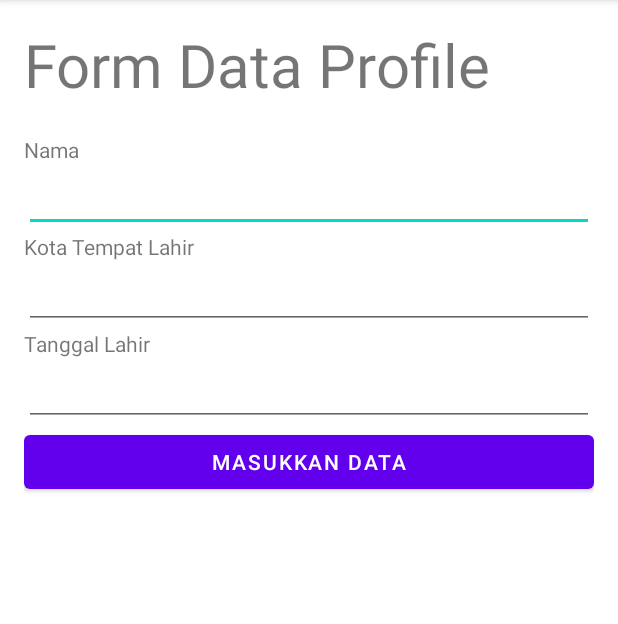
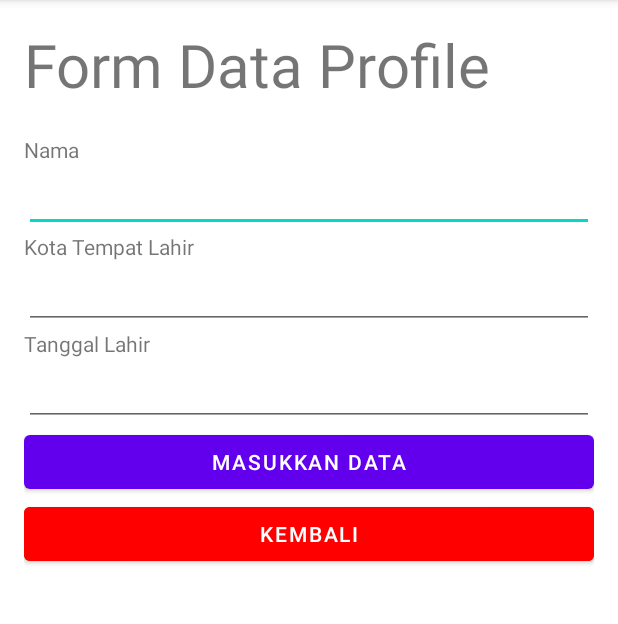
Before and after one commit to BenhardSim/Form-Andorid, an Android app: the MainActivity screen opened directly, with no data from a screen before it, on a phone screen of 412 x 824 dp, the part 84-708 px from its top. Run offline under Robolectric (Android 15) with nearby library versions, the phone set to English and light mode, and no system bars.

Commit message:
add back button

```diff
--- a/app/src/main/java/com/example/simpleform/MainActivity.kt
+++ b/app/src/main/java/com/example/simpleform/MainActivity.kt
@@ -15,10 +15,18 @@ class MainActivity : AppCompatActivity(), View.OnClickListener {
 
         val btnSubmit: Button = findViewById(R.id.btn_submit)
         btnSubmit.setOnClickListener(this)
+
+        val btnBack: Button = findViewById(R.id.btn_kembali)
+        btnBack.setOnClickListener(this)
     }
 
     override fun onClick(v: View?) {
         when(v?.id){
+            R.id.btn_kembali->{
+                val moveMainHasilIntent = Intent(this@MainActivity, WelcomeActivity::class.java)
+                startActivity(moveMainHasilIntent)
+            }
+
             R.id.btn_submit -> {
                 val moveMainHasilIntent = Intent(this@MainActivity, HasilActivity::class.java)
                 val inputanNama: EditText = findViewById(R.id.input_nama)
--- a/app/src/main/res/layout/activity_main.xml
+++ b/app/src/main/res/layout/activity_main.xml
@@ -61,7 +61,13 @@
         android:layout_marginBottom="100dp"
         android:layout_width="match_parent"
         android:layout_height="wrap_content"/>
-
+    <Button
+        android:id="@+id/btn_kembali"
+        android:layout_width="match_parent"
+        android:layout_height="wrap_content"
+        app:layout_constraintTop_toBottomOf="@id/btn_submit"
+        android:backgroundTint="#FF0000"
+        android:text="@string/kembali"/>
     <Button
         android:id="@+id/btn_submit"
         android:layout_width="match_parent"
```
Also changed, not shown: app/src/main/res/color/color.xml (line endings or trailing spaces).
